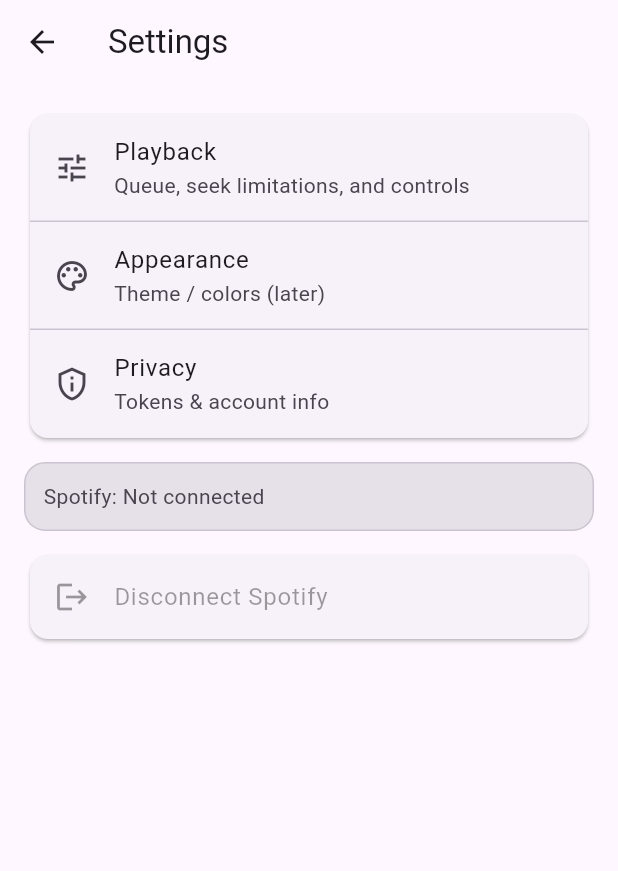
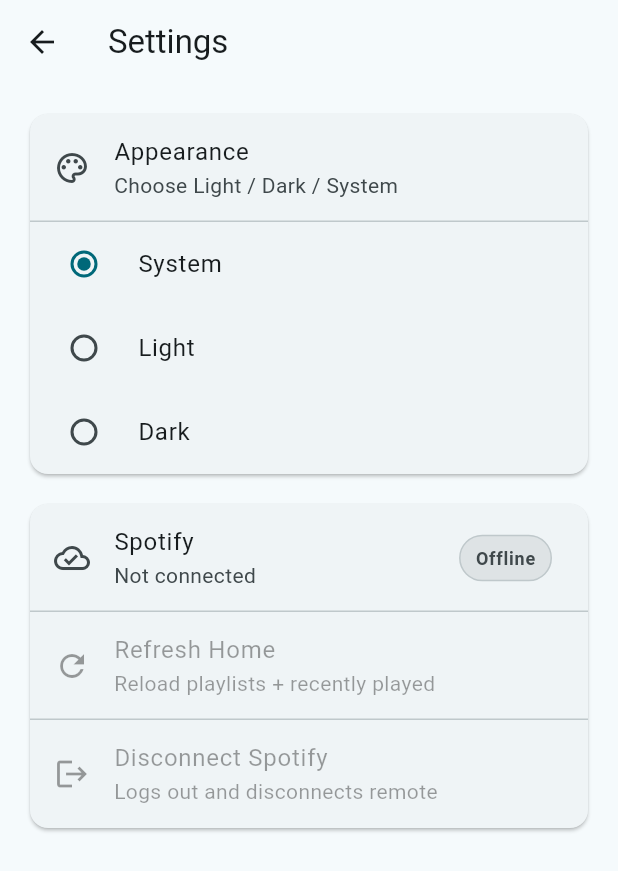
Before and after one commit to Kshao09/musicapp, a Flutter app: the screen it shows after launch, item 4 of the bottom bar chosen, after a tap on "Settings", on a phone screen of 412 x 824 dp. Shown: the top 871 px of the screen. Run offline on Flutter 3.47's test engine with Material 3 defaults, Android fonts, the phone set to English and light mode, and no system bars; missing offline and left inert: spotify_sdk.

Commit message:
Added profile page functionalities and styling

```diff
--- a/lib/features/profile/profile_page.dart
+++ b/lib/features/profile/profile_page.dart
@@ -1,12 +1,13 @@
-// lib/features/profile/profile_page.dart
 import 'package:flutter/material.dart';
 
 import '../../state/spotify_scope.dart';
 import '../library/liked_songs_page.dart';
 import '../../models/music.dart';
 import '../../state/player_scope.dart';
+
 import 'settings_page.dart';
 import 'about_page.dart';
+import 'listening_history_page.dart';
 
 class ProfilePage extends StatelessWidget {
   const ProfilePage({super.key});
@@ -181,7 +182,7 @@ class ProfilePage extends StatelessWidget {
 
             const SizedBox(height: 18),
 
-            // ✅ Settings + About navigation (not const)
+            // ✅ Menu
             Card(
               child: Column(
                 children: [
@@ -192,6 +193,19 @@ class ProfilePage extends StatelessWidget {
                     onTap: () {
                       Navigator.of(context).push(
                         MaterialPageRoute(builder: (_) => const SettingsPage()),
+                      );
+                    },
+                  ),
+                  const Divider(height: 0),
+                  ListTile(
+                    leading: const Icon(Icons.history),
+                    title: const Text('Listening History'),
+                    trailing: const Icon(Icons.chevron_right),
+                    onTap: () {
+                      Navigator.of(context).push(
+                        MaterialPageRoute(
+                          builder: (_) => ListeningHistoryPage(onPlay: playTrack),
+                        ),
                       );
                     },
                   ),
--- a/lib/features/profile/settings_page.dart
+++ b/lib/features/profile/settings_page.dart
@@ -1,5 +1,8 @@
+// lib/features/profile/settings_page.dart
 import 'package:flutter/material.dart';
+
 import '../../state/spotify_scope.dart';
+import '../../state/theme_scope.dart';
 
 class SettingsPage extends StatelessWidget {
   const SettingsPage({super.key});
@@ -8,40 +11,46 @@ class SettingsPage extends StatelessWidget {
   Widget build(BuildContext context) {
     final cs = Theme.of(context).colorScheme;
     final session = SpotifyScope.of(context);
-
-    void comingSoon() {
-      ScaffoldMessenger.of(context).showSnackBar(
-        const SnackBar(content: Text("Coming soon")),
-      );
-    }
+    final theme = ThemeScope.of(context);
 
     return Scaffold(
       appBar: AppBar(title: const Text("Settings")),
-      body: ListView(
+      body: AnimatedBuilder(
+        animation: Listenable.merge([session, theme]),
+        builder: (context, _) {
+          return ListView(
             padding: const EdgeInsets.all(16),
             children: [
+              // ✅ Appearance (Dark Mode)
               Card(
                 child: Column(
                   children: [
                     ListTile(
-                  leading: const Icon(Icons.tune),
-                  title: const Text("Playback"),
-                  subtitle: const Text("Queue, seek limitations, and controls"),
-                  onTap: comingSoon,
+                      leading: const Icon(Icons.palette_outlined),
+                      title: const Text("Appearance"),
+                      subtitle: Text(
+                        "Choose Light / Dark / System",
+                        style: TextStyle(color: cs.onSurfaceVariant),
+                      ),
                     ),
                     const Divider(height: 0),
-                ListTile(
-                  leading: const Icon(Icons.palette_outlined),
-                  title: const Text("Appearance"),
-                  subtitle: const Text("Theme / colors (later)"),
-                  onTap: comingSoon,
+                    RadioListTile<ThemeMode>(
+                      value: ThemeMode.system,
+                      groupValue: theme.mode,
+                      title: const Text("System"),
+                      onChanged: (v) => theme.setMode(v!),
                     ),
-                const Divider(height: 0),
-                ListTile(
-                  leading: const Icon(Icons.privacy_tip_outlined),
-                  title: const Text("Privacy"),
-                  subtitle: const Text("Tokens & account info"),
-                  onTap: comingSoon,
+                    RadioListTile<ThemeMode>(
+                      value: ThemeMode.light,
+                      groupValue: theme.mode,
+                      title: const Text("Light"),
+                      onChanged: (v) => theme.setMode(v!),
+                    ),
+                    RadioListTile<ThemeMode>(
+                      value: ThemeMode.dark,
+                      groupValue: theme.mode,
+                      title: const Text("Dark"),
+                      onChanged: (v) => theme.setMode(v!),
                     ),
                   ],
                 ),
@@ -49,27 +58,53 @@ class SettingsPage extends StatelessWidget {
 
               const SizedBox(height: 12),
 
-          Container(
-            padding: const EdgeInsets.all(12),
+              // Spotify section (your existing settings)
+              Card(
+                child: Column(
+                  children: [
+                    ListTile(
+                      leading: const Icon(Icons.cloud_done_outlined),
+                      title: const Text("Spotify"),
+                      subtitle: Text(
+                        session.isLoggedIn ? "Connected" : "Not connected",
+                        style: TextStyle(color: cs.onSurfaceVariant),
+                      ),
+                      trailing: Container(
+                        padding: const EdgeInsets.symmetric(horizontal: 10, vertical: 6),
                         decoration: BoxDecoration(
-              color: cs.surfaceContainerHighest,
-              borderRadius: BorderRadius.circular(14),
+                          color: session.isLoggedIn ? cs.secondaryContainer : cs.surfaceContainerHighest,
+                          borderRadius: BorderRadius.circular(999),
                           border: Border.all(color: cs.outlineVariant),
                         ),
                         child: Text(
-              session.isLoggedIn
-                  ? "Spotify: Connected"
-                  : "Spotify: Not connected",
-              style: TextStyle(color: cs.onSurfaceVariant),
+                          session.isLoggedIn ? "Connected" : "Offline",
+                          style: TextStyle(
+                            fontWeight: FontWeight.w700,
+                            color: session.isLoggedIn ? cs.onSecondaryContainer : cs.onSurfaceVariant,
+                            fontSize: 12,
                           ),
                         ),
-
-          const SizedBox(height: 12),
-
-          Card(
-            child: ListTile(
+                      ),
+                    ),
+                    const Divider(height: 0),
+                    ListTile(
+                      leading: const Icon(Icons.refresh),
+                      title: const Text("Refresh Home"),
+                      subtitle: const Text("Reload playlists + recently played"),
+                      enabled: session.isLoggedIn && !session.isBusy,
+                      onTap: () async {
+                        await session.loadHome();
+                        if (!context.mounted) return;
+                        ScaffoldMessenger.of(context).showSnackBar(
+                          const SnackBar(content: Text("Home refreshed")),
+                        );
+                      },
+                    ),
+                    const Divider(height: 0),
+                    ListTile(
                       leading: const Icon(Icons.logout),
                       title: const Text("Disconnect Spotify"),
+                      subtitle: const Text("Logs out and disconnects remote"),
                       enabled: session.isLoggedIn && !session.isBusy,
                       onTap: () async {
                         await session.logout();
@@ -79,8 +114,12 @@ class SettingsPage extends StatelessWidget {
                         );
                       },
                     ),
+                  ],
+                ),
               ),
             ],
+          );
+        },
       ),
     );
   }
--- a/lib/main.dart
+++ b/lib/main.dart
@@ -6,6 +6,9 @@ import 'state/player_controller.dart';
 import 'state/player_scope.dart';
 import 'state/spotify_scope.dart';
 import 'state/spotify_session.dart';
+
+import 'state/theme_controller.dart';
+import 'state/theme_scope.dart';
 
 const clientId = "2bceff485b9341d2b1d2fa89197b7d07";
 const redirectUrl = "musicapp-login://callback";
@@ -17,16 +20,41 @@ class MusicApp extends StatelessWidget {
 
   @override
   Widget build(BuildContext context) {
+    // Keep controllers/sessions created once for the life of the app.
     final spotify = SpotifySession(clientId: clientId, redirectUrl: redirectUrl);
     final player = PlayerController();
+    final theme = ThemeController();
 
-    return PlayerScope(
-      controller: player,
-      child: SpotifyScope(
-        session: spotify,
-        child: MaterialApp(
-          debugShowCheckedModeBanner: false,
-          home: const AppShell(),
+    return ThemeScope(
+      controller: theme,
+      child: PlayerScope(
+        controller: player,
+        child: SpotifyScope(
+          session: spotify,
+          child: Builder(
+            builder: (context) {
+              final themeCtrl = ThemeScope.of(context);
+
+              return MaterialApp(
+                debugShowCheckedModeBanner: false,
+
+                // ✅ Dark mode control here
+                themeMode: themeCtrl.mode,
+                theme: ThemeData(
+                  useMaterial3: true,
+                  colorSchemeSeed: const Color.fromARGB(255, 78, 187, 211),
+                  brightness: Brightness.light,
+                ),
+                darkTheme: ThemeData(
+                  useMaterial3: true,
+                  colorSchemeSeed: const Color.fromARGB(255, 52, 106, 222),
+                  brightness: Brightness.dark,
+                ),
+
+                home: const AppShell(),
+              );
+            },
+          ),
         ),
       ),
     );
--- /dev/null
+++ b/lib/state/theme_controller.dart
@@ -0,0 +1,15 @@
+// lib/state/theme_controller.dart
+import 'package:flutter/foundation.dart';
+import 'package:flutter/material.dart';
+
+class ThemeController extends ChangeNotifier {
+  ThemeMode _mode = ThemeMode.system;
+
+  ThemeMode get mode => _mode;
+
+  void setMode(ThemeMode mode) {
+    if (_mode == mode) return;
+    _mode = mode;
+    notifyListeners();
+  }
+}
--- /dev/null
+++ b/lib/state/theme_scope.dart
@@ -0,0 +1,19 @@
+// lib/state/theme_scope.dart
+import 'package:flutter/material.dart';
+import 'theme_controller.dart';
+
+class ThemeScope extends InheritedNotifier<ThemeController> {
+  const ThemeScope({
+    super.key,
+    required ThemeController controller,
+    required Widget child,
+  }) : super(notifier: controller, child: child);
+
+  static ThemeController of(BuildContext context) {
+    final scope = context.dependOnInheritedWidgetOfExactType<ThemeScope>();
+    if (scope?.notifier == null) {
+      throw StateError('ThemeScope not found. Wrap your app with ThemeScope.');
+    }
+    return scope!.notifier!;
+  }
+}
```
Also changed, not shown: lib/features/profile/listening_history_page.dart (added, +119 -0 lines), lib/state/spotify_session.dart (+14 -0 lines). Lines whose indentation alone changed are shown as unchanged.
